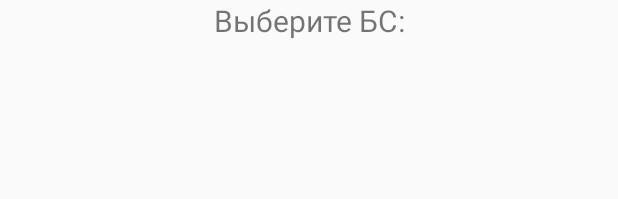
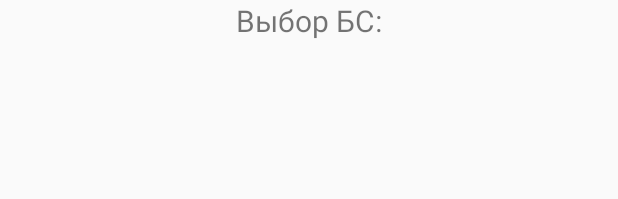
Before and after one commit to Rorifer/BaseSite_2.0, an Android app: the layout site_list_activity.xml on its own in the app's theme, with its tools: preview values and no code run, on a phone screen of 412 x 824 dp. Shown: the top 199 px of the screen. Run offline under Robolectric (Android 15) with nearby library versions, the light colour scheme and no system bars.

Commit message:
Экран выбора БС переработан

```diff
--- a/app/src/main/AndroidManifest.xml
+++ b/app/src/main/AndroidManifest.xml
@@ -35,7 +35,7 @@
             android:name="com.engineeringforyou.basesite.presentation.sitedetails.SiteDetailsActivity"
             android:theme="@style/SignTheme" />
         <activity
-            android:name="com.engineeringforyou.basesite.SiteChoice"
+            android:name="com.engineeringforyou.basesite.presentation.sitelist.SiteListActivity"
             android:label="Выбор БС" />
         <activity
             android:name=".MapsActivity"
--- a/app/src/main/java/com/engineeringforyou/basesite/MapsActivity.java
+++ b/app/src/main/java/com/engineeringforyou/basesite/MapsActivity.java
@@ -26,6 +26,7 @@ import com.engineeringforyou.basesite.models.Operator;
 import com.engineeringforyou.basesite.models.Site;
 import com.engineeringforyou.basesite.presentation.searchsite.SearchSiteActivity;
 import com.engineeringforyou.basesite.presentation.sitedetails.SiteDetailsActivity;
+import com.engineeringforyou.basesite.presentation.sitelist.SiteListActivity;
 import com.engineeringforyou.basesite.repositories.settings.SettingsRepositoryImpl;
 import com.engineeringforyou.basesite.utils.DBHelper;
 import com.google.android.gms.ads.AdRequest;
@@ -531,7 +532,7 @@ public class MapsActivity extends AppCompatActivity implements OnMapReadyCallbac
                         cursor.moveToNext();
                     }
                     cursor.close();
-                    Intent intent = new Intent(this, SiteChoice.class);
+                    Intent intent = new Intent(this, SiteListActivity.class);
                     intent.putExtra("param1", param1);
                     intent.putExtra("param2", param2);
                     intent.putExtra("id", id);
--- a/app/src/main/java/com/engineeringforyou/basesite/presentation/searchsite/SearchSiteActivity.java
+++ b/app/src/main/java/com/engineeringforyou/basesite/presentation/searchsite/SearchSiteActivity.java
@@ -12,7 +12,7 @@ import android.widget.RadioGroup;
 
 import com.engineeringforyou.basesite.MapsActivity;
 import com.engineeringforyou.basesite.R;
-import com.engineeringforyou.basesite.SiteChoice;
+import com.engineeringforyou.basesite.presentation.sitelist.SiteListActivity;
 import com.engineeringforyou.basesite.models.Site;
 import com.engineeringforyou.basesite.presentation.searchsite.presenter.SearchSitePresenter;
 import com.engineeringforyou.basesite.presentation.searchsite.presenter.SearchSitePresenterImpl;
@@ -113,7 +113,7 @@ public class SearchSiteActivity extends AppCompatActivity implements SearchSiteV
     @Override
     public void toSiteChoice(@NonNull List<Site> list) {
         hideKeyboard();
-        SiteChoice.start(this, list);
+        SiteListActivity.start(this, list);
     }
 
     @Override
--- /dev/null
+++ b/app/src/main/java/com/engineeringforyou/basesite/presentation/sitelist/views/SiteListView.kt
@@ -0,0 +1,5 @@
+package com.engineeringforyou.basesite.presentation.sitelist.views
+
+interface SiteListView {
+
+}
--- a/app/src/main/res/layout/site_choice.xml
+++ b/app/src/main/res/layout/site_list_activity.xml
@@ -1,21 +1,20 @@
 <?xml version="1.0" encoding="utf-8"?>
-<LinearLayout xmlns:android="http://schemas.android.com/apk/res/android"
-    android:layout_width="fill_parent"
-    android:layout_height="fill_parent"
+<LinearLayout
+    xmlns:android="http://schemas.android.com/apk/res/android"
+    android:layout_width="match_parent"
+    android:layout_height="match_parent"
     android:orientation="vertical">
 
     <TextView
-        android:id="@+id/title"
         android:layout_width="match_parent"
         android:layout_height="wrap_content"
-        android:textSize="20sp"
         android:gravity="center"
-        android:text="@string/choiceBs" />
+        android:text="@string/site_list_title"
+        android:textSize="20sp" />
 
     <ListView
-        android:id="@+id/sites"
+        android:id="@+id/list_sites"
         android:layout_width="match_parent"
         android:layout_height="wrap_content">
-
     </ListView>
 </LinearLayout>
--- a/app/src/main/res/values/strings.xml
+++ b/app/src/main/res/values/strings.xml
@@ -44,7 +44,7 @@
     <string name="operarators">Операторы</string>
     <string name="maps">Карта</string>
     <string name="ok">OK</string>
-    <string name="choiceBs">Выберите БС:</string>
+    <string name="site_list_title">Выбор БС:</string>
     <string name="route">Проложить маршрут</string>
     <string name="ALL">Все</string>
 
```
Also changed, not shown: app/src/main/java/com/engineeringforyou/basesite/ForDelete.java (deleted, +0 -44 lines), app/src/main/java/com/engineeringforyou/basesite/SiteChoice.java (deleted, +0 -144 lines), app/src/main/java/com/engineeringforyou/basesite/presentation/sitelist/SiteListActivity.java (added, +66 -0 lines).
